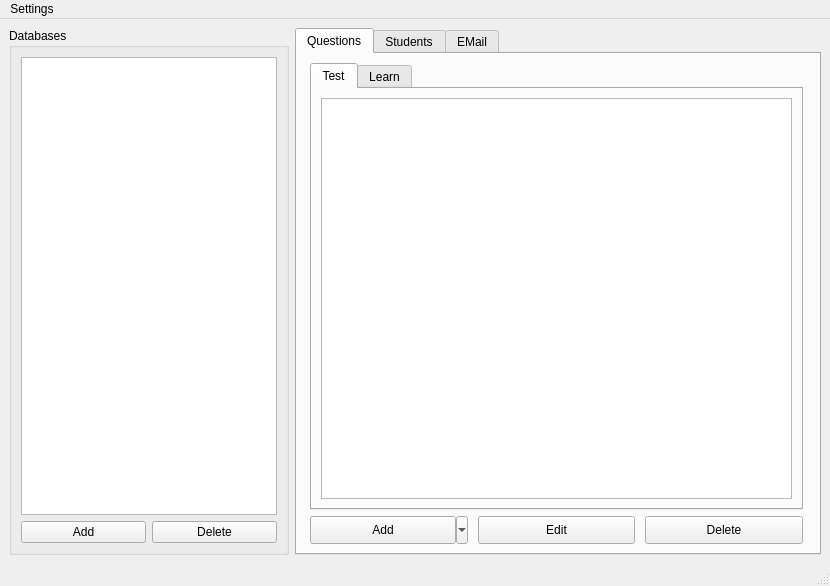
Before: the Qt Designer form admin_form.ui in Testorator/Testik, drawn with Qt 5.
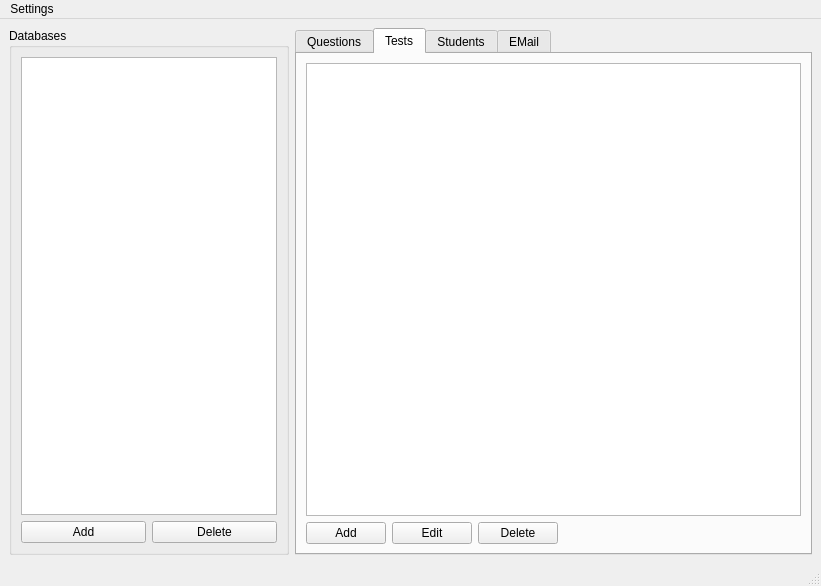
After: the same form once the commit is applied. Icons and pictures are not drawn.

```diff
--- a/admin_form.ui
+++ b/admin_form.ui
@@ -6,7 +6,7 @@
    <rect>
     <x>0</x>
     <y>0</y>
-    <width>830</width>
+    <width>821</width>
     <height>586</height>
    </rect>
   </property>
@@ -60,7 +60,7 @@
     <item row="0" column="1">
      <widget class="QTabWidget" name="tabWidget">
       <property name="currentIndex">
-       <number>0</number>
+       <number>1</number>
       </property>
       <widget class="QWidget" name="tab_Questions">
        <attribute name="icon">
@@ -186,6 +186,89 @@
         </item>
        </layout>
       </widget>
+      <widget class="QWidget" name="tab">
+       <attribute name="title">
+        <string>Tests</string>
+       </attribute>
+       <layout class="QGridLayout" name="gridLayout_15">
+        <item row="0" column="0">
+         <layout class="QGridLayout" name="gridLayout_14">
+          <item row="0" column="0">
+           <widget class="QTreeWidget" name="treeWidget_test_questions_2">
+            <attribute name="headerVisible">
+             <bool>false</bool>
+            </attribute>
+            <column>
+             <property name="text">
+              <string notr="true">name</string>
+             </property>
+            </column>
+            <column>
+             <property name="text">
+              <string>is_theme</string>
+             </property>
+            </column>
+            <column>
+             <property name="text">
+              <string>id</string>
+             </property>
+            </column>
+           </widget>
+          </item>
+          <item row="1" column="0">
+           <layout class="QGridLayout" name="gridLayout_10">
+            <item row="0" column="0">
+             <widget class="QPushButton" name="pushButton">
+              <property name="text">
+               <string>Add</string>
+              </property>
+             </widget>
+            </item>
+            <item row="0" column="1">
+             <widget class="QPushButton" name="pushButton_Edit_Quest_2">
+              <property name="maximumSize">
+               <size>
+                <width>157</width>
+                <height>32</height>
+               </size>
+              </property>
+              <property name="text">
+               <string>Edit</string>
+              </property>
+             </widget>
+            </item>
+            <item row="0" column="2">
+             <widget class="QPushButton" name="pushButton_Del_Quest_2">
+              <property name="maximumSize">
+               <size>
+                <width>158</width>
+                <height>32</height>
+               </size>
+              </property>
+              <property name="text">
+               <string>Delete</string>
+              </property>
+             </widget>
+            </item>
+            <item row="0" column="3">
+             <spacer name="horizontalSpacer_2">
+              <property name="orientation">
+               <enum>Qt::Horizontal</enum>
+              </property>
+              <property name="sizeHint" stdset="0">
+               <size>
+                <width>40</width>
+                <height>20</height>
+               </size>
+              </property>
+             </spacer>
+            </item>
+           </layout>
+          </item>
+         </layout>
+        </item>
+       </layout>
+      </widget>
       <widget class="QWidget" name="tab_Students">
        <attribute name="icon">
         <iconset resource="res.qrc">
@@ -378,7 +461,7 @@
     <rect>
      <x>0</x>
      <y>0</y>
-     <width>830</width>
+     <width>821</width>
      <height>22</height>
     </rect>
    </property>
```
